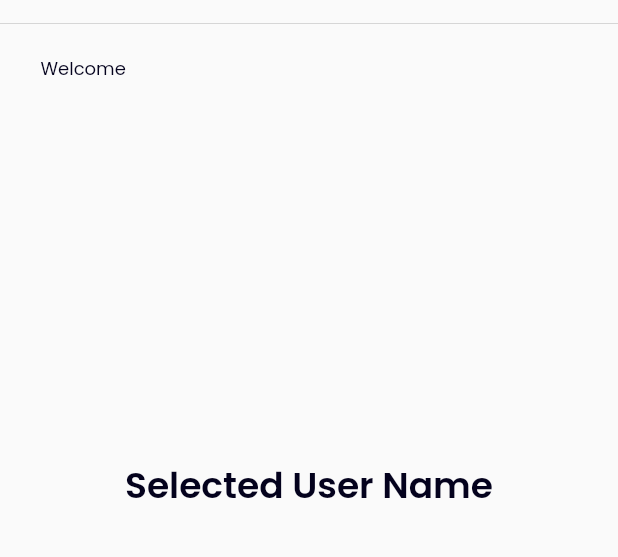
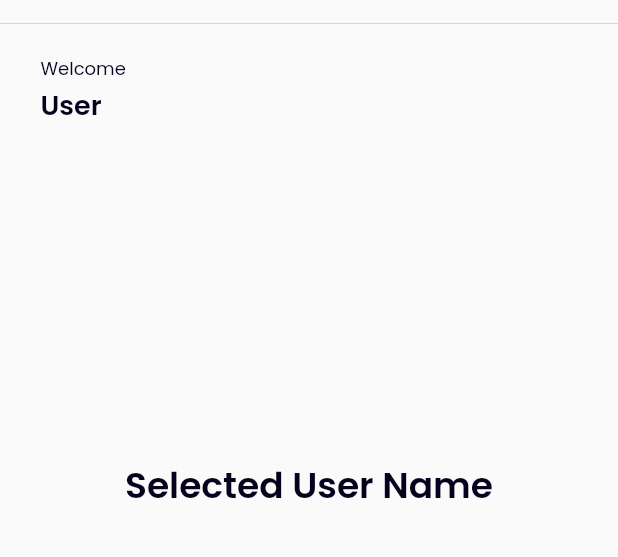
Before and after one commit to riyanputraf/km_suitmedia, a Flutter app: the screen it shows after launch, after a tap on "NEXT", on a phone screen of 412 x 824 dp, the part 71-628 px from its top. Run offline on Flutter 3.47's test engine with Material 2 defaults, Android fonts, the phone set to English and light mode, and no system bars; our stand-ins replace rflutter_alert, shared_preferences; accounts and stored records are empty; network calls fail.

Commit message:
refactoring pages

```diff
--- a/lib/pages/second_screen.dart
+++ b/lib/pages/second_screen.dart
@@ -6,7 +6,7 @@ import 'package:suitmedia/data/models/user_model.dart';
 import 'package:suitmedia/pages/third_screen.dart';
 import 'package:suitmedia/provider/select_user_provider.dart';
 import 'package:suitmedia/provider/user_provider.dart';
-import 'package:suitmedia/theme.dart';
+import 'package:suitmedia/utils/theme.dart';
 
 class SecondScreen extends StatefulWidget {
   const SecondScreen({Key? key, required this.name}) : super(key: key);
@@ -71,7 +71,7 @@ class _SecondScreenState extends State<SecondScreen> {
                   height: 2,
                 ),
                 Text(
-                  widget.name,
+                  widget.name == '' ? 'User' : widget.name,
                   style: semiBoldSubTitle,
                 ),
                 SizedBox(
--- a/lib/pages/third_screen.dart
+++ b/lib/pages/third_screen.dart
@@ -4,7 +4,7 @@ import 'package:shared_preferences/shared_preferences.dart';
 import 'package:suitmedia/data/api/api_service.dart';
 import 'package:suitmedia/provider/select_user_provider.dart';
 import 'package:suitmedia/provider/user_provider.dart';
-import 'package:suitmedia/theme.dart';
+import 'package:suitmedia/utils/theme.dart';
 import 'package:suitmedia/widget/card_user.dart';
 
 class ThirdScreen extends StatelessWidget {
--- a/lib/provider/select_user_provider.dart
+++ b/lib/provider/select_user_provider.dart
@@ -8,10 +8,10 @@ class SelectUserProvider extends ChangeNotifier {
     notifyListeners();
   }
 
-  // String selectedUser = '';
-  // String get getSelected => selectedUser;
-  // void setSelectedUser(String user) {
-  //   selectedUser = user;
-  //   notifyListeners();
-  // }
+  String nameUser = '';
+  String get getName => nameUser;
+  void setSelectedName(String name) {
+    nameUser = name;
+    notifyListeners();
+  }
 }
--- a/lib/theme.dart
+++ b/lib/utils/theme.dart
@@ -3,12 +3,13 @@ import 'package:flutter/material.dart';
 Color blueBtn = Color(0xff2B637B);
 Color dark = Color(0xff04021D);
 Color grey = Color(0xff686777);
+Color white = Color(0xffFFFFFF);
 
 
 //Textstyle
 TextStyle hintStyle = TextStyle(color: grey.withOpacity(0.36), fontWeight: FontWeight.w500, fontSize: 16);
 TextStyle regular = TextStyle(color: dark, fontWeight: FontWeight.w400, fontSize: 12);
-TextStyle medium = TextStyle(color: Colors.white, fontWeight: FontWeight.w500);
+TextStyle medium = TextStyle(color: white, fontWeight: FontWeight.w500);
 TextStyle mediumTitle = TextStyle(color: dark, fontWeight: FontWeight.w500, fontSize: 16);
 TextStyle semiBoldTitle = TextStyle(color: dark, fontWeight: FontWeight.w600, fontSize: 24);
 TextStyle semiBoldSubTitle = TextStyle(color: dark, fontWeight: FontWeight.w600, fontSize: 18);
--- a/lib/widget/card_user.dart
+++ b/lib/widget/card_user.dart
@@ -2,7 +2,7 @@ import 'package:flutter/material.dart';
 import 'package:provider/provider.dart';
 import 'package:suitmedia/data/models/user_model.dart';
 import 'package:suitmedia/provider/select_user_provider.dart';
-import 'package:suitmedia/theme.dart';
+import 'package:suitmedia/utils/theme.dart';
 
 class CardUser extends StatelessWidget {
   final UserData userData;
```
Also changed, not shown: lib/pages/first_screen.dart (+9 -2 lines).
